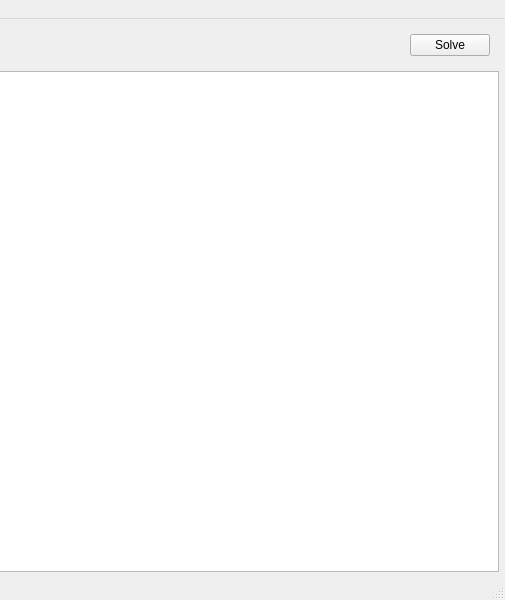
First picture: the form in lab-2/ui/mainwindow.ui, repository Mikhail-Zoreev/cm-practice, before the edit; both pictures show x 295 to 800 and y 0 to 600 of the 800 by 600 pixel window.
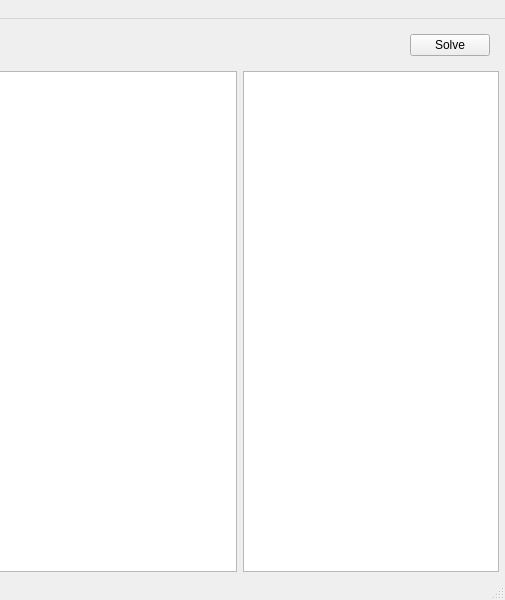
Second picture: the form after the edit.

Patch:
```diff
--- a/lab-2/ui/mainwindow.ui
+++ b/lab-2/ui/mainwindow.ui
@@ -27,7 +27,20 @@
     <property name="bottomMargin">
      <number>6</number>
     </property>
-    <item row="0" column="0">
+    <item row="1" column="0">
+     <widget class="QTableView" name="table_equations_system"/>
+    </item>
+    <item row="1" column="1">
+     <widget class="QTableView" name="table_solution">
+      <property name="sizePolicy">
+       <sizepolicy hsizetype="Preferred" vsizetype="Expanding">
+        <horstretch>0</horstretch>
+        <verstretch>0</verstretch>
+       </sizepolicy>
+      </property>
+     </widget>
+    </item>
+    <item row="0" column="0" colspan="2">
      <widget class="QFrame" name="frame_tool_bar">
       <property name="frameShape">
        <enum>QFrame::NoFrame</enum>
```
Left out of the diff: 3 changed lines with no effect on the pictures.
